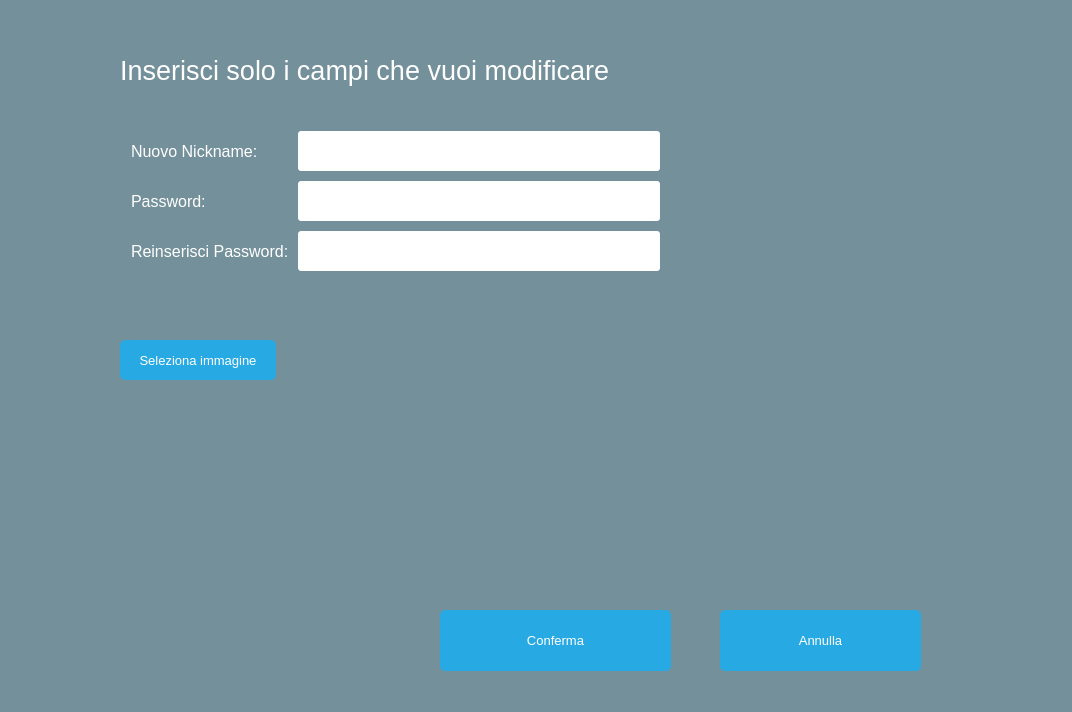
Old version of the form Client/EditorGUI/EditorGUI/Modify Profile/ModifyProfile.ui in the repository iliodipietro/Programmazione-Di-Sistema-Collaborative-Editor.
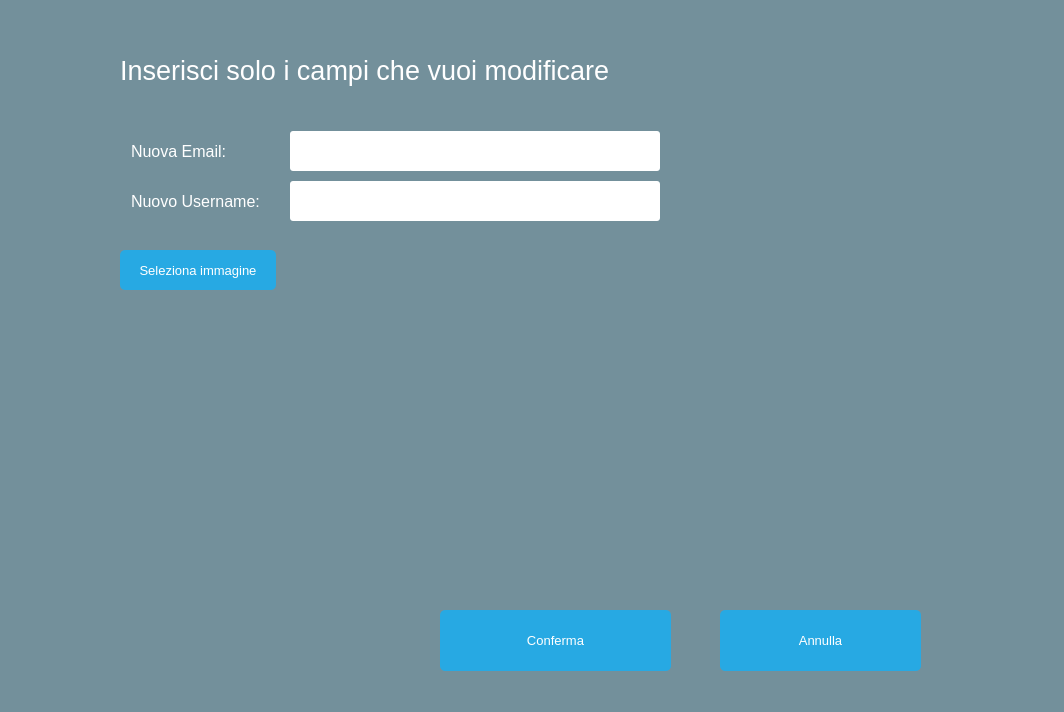
New version of the form.

```diff
--- a/Client/EditorGUI/EditorGUI/Modify Profile/ModifyProfile.ui
+++ b/Client/EditorGUI/EditorGUI/Modify Profile/ModifyProfile.ui
@@ -6,7 +6,7 @@
    <rect>
     <x>0</x>
     <y>0</y>
-    <width>1072</width>
+    <width>1064</width>
     <height>712</height>
    </rect>
   </property>
@@ -29,7 +29,7 @@
      <x>120</x>
      <y>120</y>
      <width>551</width>
-     <height>202</height>
+     <height>111</height>
     </rect>
    </property>
    <layout class="QFormLayout" name="formLayout_3">
@@ -59,7 +59,7 @@
        <string notr="true">QLabel { color: white; }</string>
       </property>
       <property name="text">
-       <string>Nuovo Nickname:</string>
+       <string>Nuova Email:</string>
       </property>
      </widget>
     </item>
@@ -95,46 +95,12 @@
        <string notr="true">QLabel { color: white; }</string>
       </property>
       <property name="text">
-       <string>Password:</string>
+       <string>Nuovo Username:</string>
       </property>
      </widget>
     </item>
     <item row="2" column="1">
-     <widget class="QLineEdit" name="passwordLine_3">
-      <property name="minimumSize">
-       <size>
-        <width>0</width>
-        <height>40</height>
-       </size>
-      </property>
-      <property name="echoMode">
-       <enum>QLineEdit::Password</enum>
-      </property>
-     </widget>
-    </item>
-    <item row="3" column="0">
-     <widget class="QLabel" name="rePasswordLabel">
-      <property name="minimumSize">
-       <size>
-        <width>150</width>
-        <height>40</height>
-       </size>
-      </property>
-      <property name="font">
-       <font>
-        <pointsize>12</pointsize>
-       </font>
-      </property>
-      <property name="styleSheet">
-       <string notr="true">QLabel { color: white; }</string>
-      </property>
-      <property name="text">
-       <string>Reinserisci Password:</string>
-      </property>
-     </widget>
-    </item>
-    <item row="3" column="1">
-     <widget class="QLineEdit" name="rePasswordLine_3">
+     <widget class="QLineEdit" name="usernameLine_3">
       <property name="minimumSize">
        <size>
         <width>0</width>
@@ -181,7 +147,7 @@
    <property name="geometry">
     <rect>
      <x>120</x>
-     <y>340</y>
+     <y>250</y>
      <width>156</width>
      <height>40</height>
     </rect>
```
Left out of the diff: 6 changed lines with no effect on the pictures.
